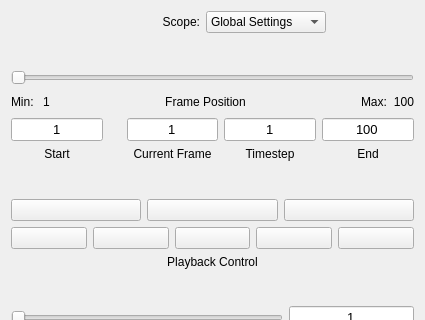
Old version of the form apps/vaporgui/guis/ui/animationtab.ui in the repository yyr/vapor; both pictures show x 0 to 425 and y 0 to 320 of the 425 by 844 pixel window.
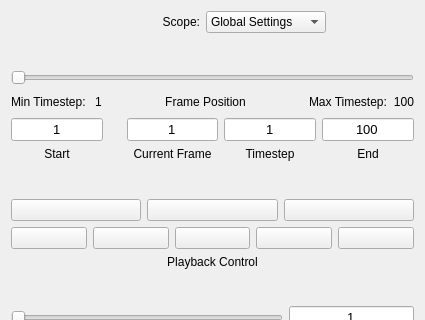
New version of the form. Icons and pictures are not drawn.

Commit message: When the speed is changed, the new speed and frame limits are used immediately.

Patch:
```diff
--- a/apps/vaporgui/guis/ui/animationtab.ui
+++ b/apps/vaporgui/guis/ui/animationtab.ui
@@ -171,7 +171,7 @@
           <string>Min and Max frames refer to the smallest and largest time steps in the current dataset</string>
          </property>
          <property name="text">
-          <string>Min: </string>
+          <string>Min Timestep: </string>
          </property>
          <property name="wordWrap">
           <bool>false</bool>
@@ -245,7 +245,7 @@
           <string>Min and Max frames refer to the smallest and largest time steps in the current dataset</string>
          </property>
          <property name="text">
-          <string>Max:</string>
+          <string>Max Timestep:</string>
          </property>
          <property name="wordWrap">
           <bool>false</bool>
```
Left out of the diff: 5 changed lines with no effect on the pictures. The commit also changes 1 other file.
